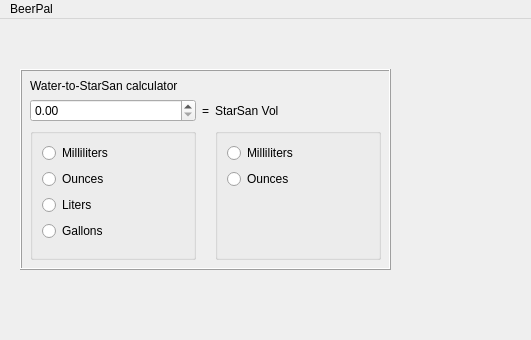
First picture: the form in mainwindow.ui, repository dhdylan/BeerPal, before the edit; both pictures show x 0 to 531 and y 0 to 340 of the 800 by 599 pixel window.
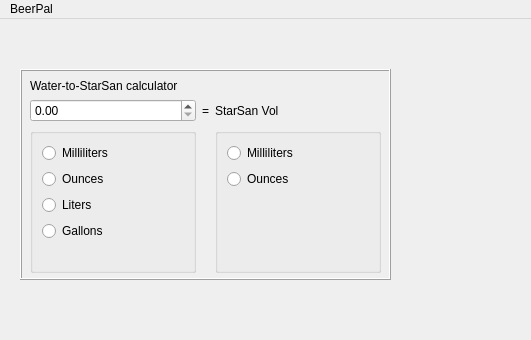
Second picture: the form after the edit.

```diff
--- a/mainwindow.ui
+++ b/mainwindow.ui
@@ -23,7 +23,7 @@
       <x>20</x>
       <y>50</y>
       <width>371</width>
-      <height>201</height>
+      <height>211</height>
      </rect>
     </property>
     <property name="sizePolicy">
@@ -47,7 +47,7 @@
        <x>10</x>
        <y>10</y>
        <width>351</width>
-       <height>181</height>
+       <height>194</height>
       </rect>
      </property>
      <property name="sizePolicy">
@@ -177,7 +177,7 @@
        </widget>
       </item>
       <item row="2" column="2">
-       <widget class="QGroupBox" name="">
+       <widget class="QGroupBox" name="groupBox">
         <property name="alignment">
          <set>Qt::AlignLeading|Qt::AlignLeft|Qt::AlignTop</set>
         </property>
```
